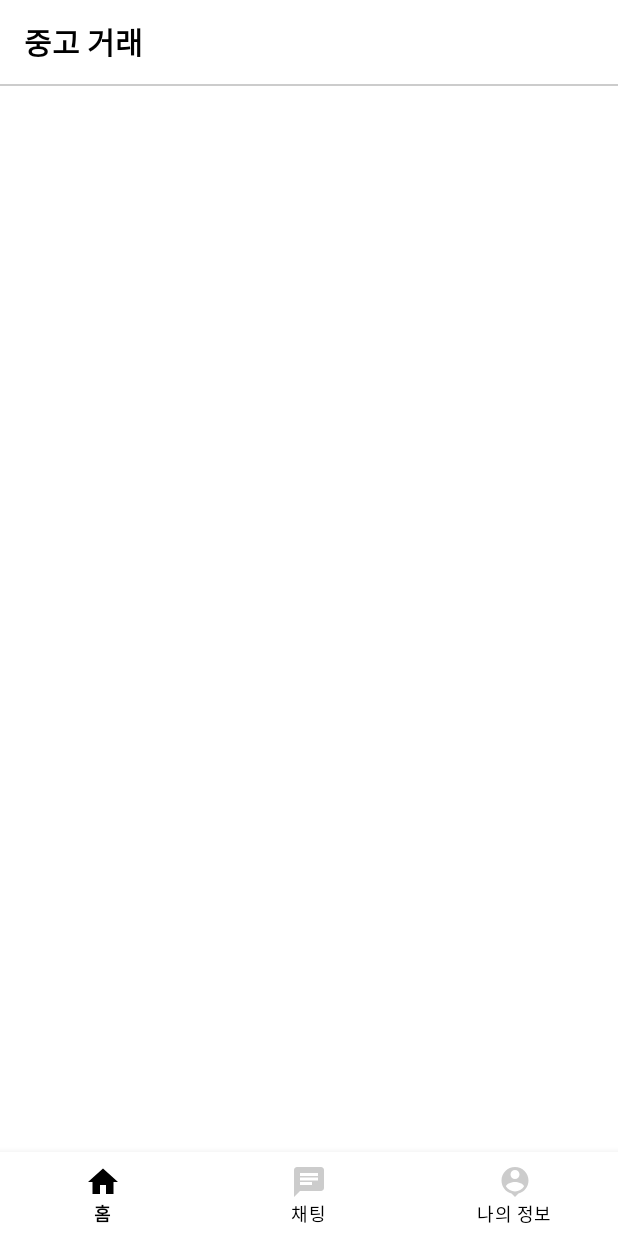
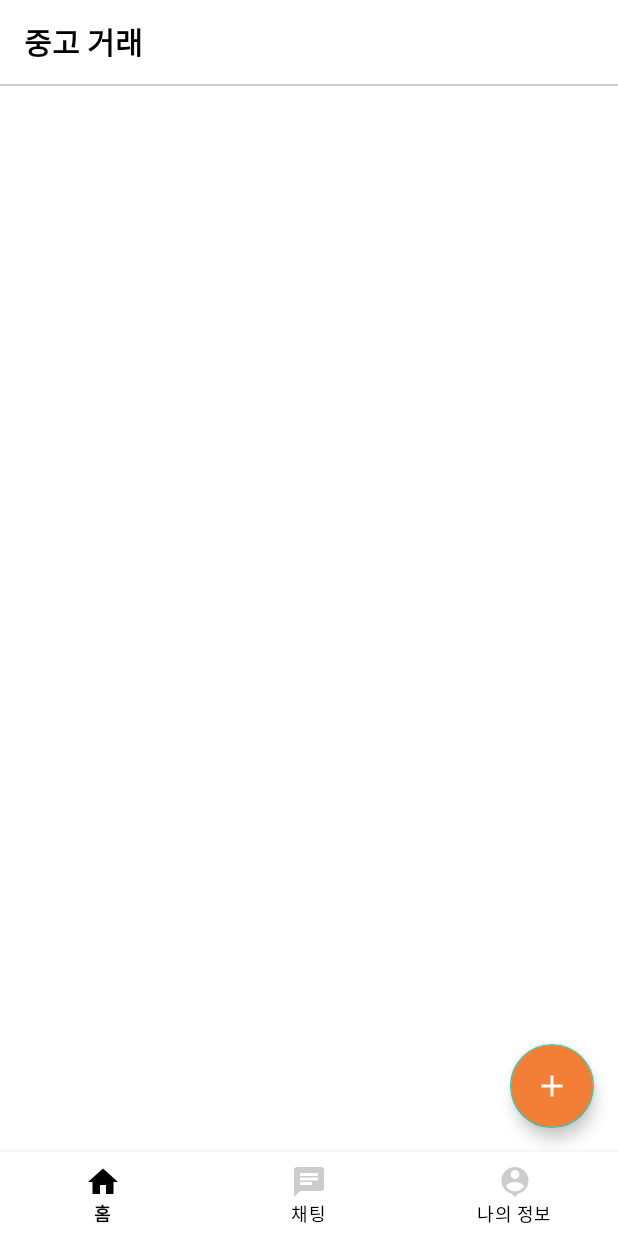
Before and after one commit to NetLSS/aop_p3c06_used_deal, an Android app: the screen it shows after launch (MainActivity), on a phone screen of 412 x 824 dp. Run offline under Robolectric (Android 15) with nearby library versions, the phone set to English and light mode, and no system bars; our stand-ins replace Firebase (no records; nobody signed in at launch, a user with empty details on screens opened directly).

Commit message:
Feat: UI: FloatingButton 추가;

```diff
--- /dev/null
+++ b/app/src/main/res/drawable/ic_baseline_add_24.xml
@@ -0,0 +1,5 @@
+<vector android:height="24dp" android:tint="#FFFFFF"
+    android:viewportHeight="24" android:viewportWidth="24"
+    android:width="24dp" xmlns:android="http://schemas.android.com/apk/res/android">
+    <path android:fillColor="@android:color/white" android:pathData="M19,13h-6v6h-2v-6H5v-2h6V5h2v6h6V13z"/>
+</vector>
--- a/app/src/main/res/layout/fragment_home.xml
+++ b/app/src/main/res/layout/fragment_home.xml
@@ -18,7 +18,7 @@
         <TextView
             android:layout_width="wrap_content"
             android:layout_height="wrap_content"
-            android:layout_marginStart="16dp"
+            android:layout_marginStart="16.18dp"
             android:text="중고 거래"
             android:textColor="@color/black"
             android:textSize="20sp"
@@ -43,5 +43,16 @@
         app:layout_constraintStart_toStartOf="parent"
         app:layout_constraintTop_toBottomOf="@id/toolbayLayout" />
 
+    <com.google.android.material.floatingactionbutton.FloatingActionButton
+        android:id="@+id/addFloatingButton"
+        android:layout_width="wrap_content"
+        android:layout_height="wrap_content"
+        android:layout_margin="16.18dp"
+        android:backgroundTint="@color/orange"
+        android:src="@drawable/ic_baseline_add_24"
+        app:layout_constraintBottom_toBottomOf="parent"
+        app:layout_constraintEnd_toEndOf="parent"
+        app:tint="@color/white" />
+
 
 </androidx.constraintlayout.widget.ConstraintLayout>
--- a/app/src/main/res/values/colors.xml
+++ b/app/src/main/res/values/colors.xml
@@ -10,4 +10,5 @@
 
     <color name="gray_cc">#cccccc</color>
     <color name="gray_ec">#ececec</color>
+    <color name="orange">#f27f35</color>
 </resources>
```
